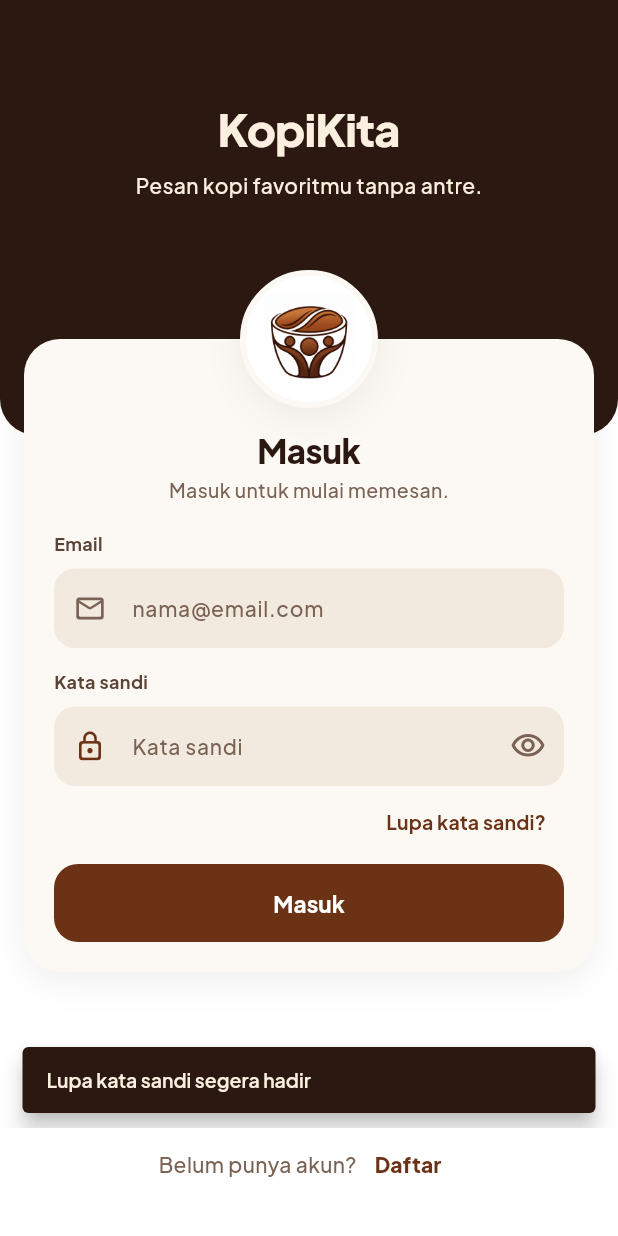
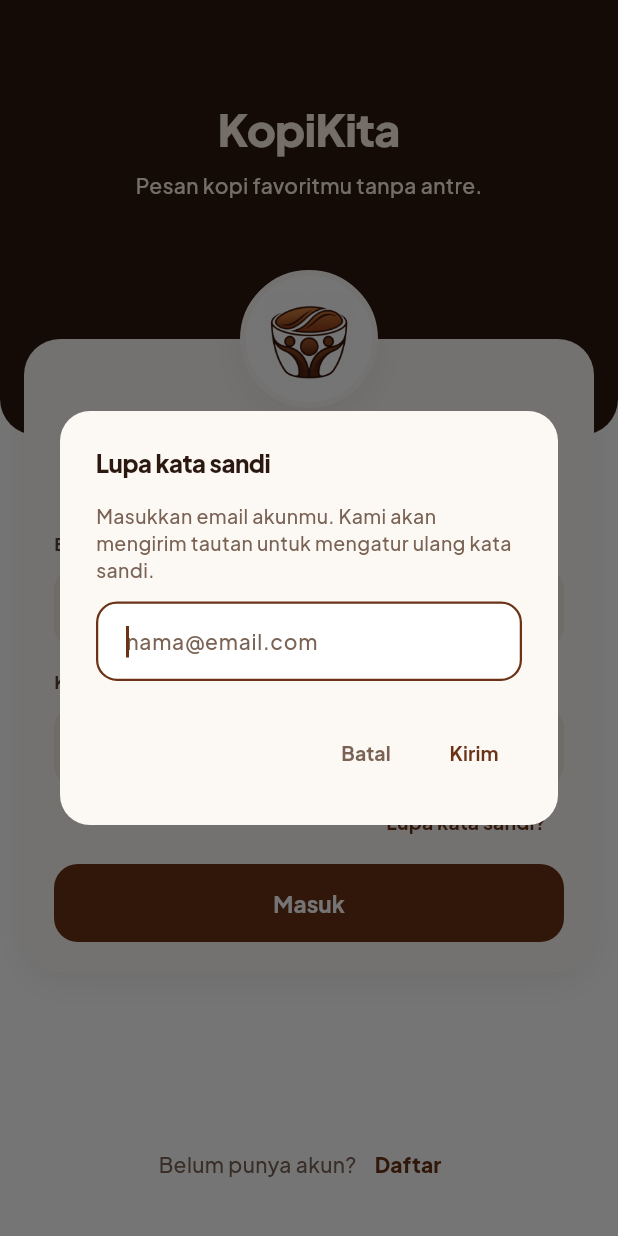
Before and after one commit to ORU25/KopiKita, a Flutter app: the screen it shows after launch, after a tap on "Lupa kata sandi?", on a phone screen of 412 x 824 dp. Run offline on Flutter 3.47's test engine with Material 3 defaults, Android fonts, the light colour scheme and no system bars; our stand-ins replace cloud_firestore, firebase_auth, firebase_core; accounts and stored records are empty.

Commit message:
Update Auth

```diff
--- a/lib/main.dart
+++ b/lib/main.dart
@@ -1,10 +1,10 @@
+import 'package:firebase_auth/firebase_auth.dart';
 import 'package:firebase_core/firebase_core.dart';
 import 'package:flutter/material.dart';
 import 'package:provider/provider.dart';
 
 import 'firebase_options.dart';
 import 'providers/cart_provider.dart';
-import 'providers/user_provider.dart';
 import 'screens/account_page.dart';
 import 'screens/home_page.dart';
 import 'screens/login_page.dart';
@@ -22,7 +22,6 @@ Future<void> main() async {
         // ChangeNotifierProvider: menyediakan instance CartProvider ke seluruh widget
         // CartProvider akan memberi tahu listener ketika data keranjang berubah
         ChangeNotifierProvider(create: (_) => CartProvider()),
-        ChangeNotifierProvider(create: (_) => UserProvider()),
       ],
       child: const MainApp(),
     ),
@@ -35,12 +34,45 @@ class MainApp extends StatelessWidget {
 
   @override
   Widget build(BuildContext context) {
-    // MaterialApp: widget utama yang menyediakan konfigurasi aplikasi Material
     return MaterialApp(
-      title: 'KopiKita', // Judul aplikasi
-      debugShowCheckedModeBanner: false, // Menyembunyikan banner debug
-      theme: buildAppTheme(), // Tema global dari lib/theme/app_theme.dart
-      home: const LoginPage(), // Alur dimulai dari Login
+      title: 'KopiKita',
+      debugShowCheckedModeBanner: false,
+      theme: buildAppTheme(),
+      home: const AuthGate(), // AuthGate: pilih Login / Beranda otomatis
+    );
+  }
+}
+
+// AuthGate: menentukan layar awal berdasarkan status login Firebase.
+// Belum login → LoginPage. Sudah login → NavigationPage (Beranda).
+// ponytail: pakai authStateChanges() langsung, tidak perlu provider baru.
+class AuthGate extends StatelessWidget {
+  const AuthGate({super.key});
+
+  @override
+  Widget build(BuildContext context) {
+    return StreamBuilder<User?>(
+      stream: FirebaseAuth.instance.authStateChanges(),
+      builder: (context, snap) {
+        // Saat pertama kali dibuka, snap.connectionState == waiting.
+        // Tampilkan splash sederhana agar tidak berkedip Login dulu.
+        if (snap.connectionState == ConnectionState.waiting) {
+          return const Scaffold(
+            body: Center(child: CircularProgressIndicator()),
+          );
+        }
+        if (snap.hasData) {
+          // Reset tab ke Beranda setiap transisi login (sekali per transisi).
+          // addPostFrameCallback: aman dipanggil dari dalam build.
+          WidgetsBinding.instance.addPostFrameCallback((_) {
+            if (NavigationPage.tab.value != NavigationPage.tabBeranda) {
+              NavigationPage.tab.value = NavigationPage.tabBeranda;
+            }
+          });
+          return const NavigationPage();
+        }
+        return const LoginPage();
+      },
     );
   }
 }
--- a/lib/providers/user_provider.dart
+++ /dev/null
@@ -1,69 +0,0 @@
-import 'package:cloud_firestore/cloud_firestore.dart';
-import 'package:firebase_auth/firebase_auth.dart';
-import 'package:flutter/foundation.dart';
-
-class UserProvider extends ChangeNotifier {
-  final FirebaseAuth _auth = FirebaseAuth.instance;
-  final FirebaseFirestore _db = FirebaseFirestore.instance;
-
-  User? _user;
-  Map<String, dynamic>? _profil;
-  bool _loading = true;
-
-  User? get user => _user;
-  Map<String, dynamic>? get profil => _profil;
-  bool get loading => _loading;
-
-  String get uid => _user?.uid ?? '';
-  String get nama => (_profil?['nama'] ?? _user?.displayName ?? '') as String;
-  String get email => (_profil?['email'] ?? _user?.email ?? '') as String;
-  String get role => (_profil?['role'] ?? 'pelanggan') as String;
-  List<String> get voucher =>
-      ((_profil?['voucher'] ?? []) as List).cast<String>();
-  List<String> get favorit =>
-      ((_profil?['favorit'] ?? []) as List).cast<String>();
-
-  bool get isAdmin => role == 'admin';
-  bool get isStaf => role == 'staf';
-  bool get isPelanggan => role == 'pelanggan';
-
-  UserProvider() {
-    // Dengarkan perubahan status login
-    _auth.authStateChanges().listen(_onAuthChanged);
-  }
-
-  Future<void> _onAuthChanged(User? u) async {
-    _user = u;
-    if (u == null) {
-      _profil = null;
-      _loading = false;
-      notifyListeners();
-      return;
-    }
-
-    _loading = true;
-    notifyListeners();
-
-    try {
-      final snap = await _db.collection('users').doc(u.uid).get();
-      _profil = snap.data();
-    } catch (e) {
-      debugPrint('Gagal memuat profil: $e');
-      _profil = null;
-    } finally {
-      _loading = false;
-      notifyListeners();
-    }
-  }
-
-  /// Dipakai setelah login/register agar profil langsung segar
-  Future<void> refresh() => _onAuthChanged(_auth.currentUser);
-
-  /// Update profil lokal + Firestore (mis. ganti nama, toggle notifikasi)
-  Future<void> updateProfil(Map<String, dynamic> data) async {
-    if (_user == null) return;
-    await _db.collection('users').doc(_user!.uid).update(data);
-    _profil = {...?_profil, ...data};
-    notifyListeners();
-  }
-}
--- a/lib/screens/login_page.dart
+++ b/lib/screens/login_page.dart
@@ -1,15 +1,14 @@
+import 'package:firebase_auth/firebase_auth.dart';
 import 'package:flutter/material.dart';
 
-import 'package:provider/provider.dart';
-import '../providers/user_provider.dart';
-import '../main.dart';
 import '../services/auth_service.dart';
 import '../theme/app_theme.dart';
 import '../widgets/common.dart';
 import 'register_page.dart';
 
 // LoginPage: layar Masuk (DESIGN.md 3.1)
-// Banner gelap di atas + card melayang berisi form email & kata sandi
+// Banner gelap di atas + card melayang berisi form email & kata sandi.
+// Setelah sukses, AuthGate (main.dart) otomatis pindah ke Beranda.
 class LoginPage extends StatefulWidget {
   const LoginPage({super.key});
 
@@ -41,11 +40,7 @@ class _LoginPageState extends State<LoginPage> {
         email: _email.text,
         password: _sandi.text,
       );
-
-      if (!mounted) return;
-      context.read<UserProvider>().refresh();
-      if (!mounted) return;
-      masukAplikasi(context);
+      // Tidak perlu navigasi manual: AuthGate mendengarkan authStateChanges.
     } catch (e) {
       if (!mounted) return;
       ScaffoldMessenger.of(context)
@@ -55,6 +50,84 @@ class _LoginPageState extends State<LoginPage> {
         );
     } finally {
       if (mounted) setState(() => _loading = false);
+    }
+  }
+
+  // _dialogLupaSandi: kirim tautan reset ke email pengguna.
+  // Pakai AlertDialog agar tidak menambah rute / ubah struktur AuthScaffold.
+  Future<void> _dialogLupaSandi(BuildContext context) async {
+    // Prefill dengan email yang sedang diketik.
+    final ctrl = TextEditingController(text: _email.text.trim());
+
+    final kirim = await showDialog<bool>(
+      context: context,
+      builder: (ctx) => AlertDialog(
+        backgroundColor: AppColors.surface,
+        shape: RoundedRectangleBorder(
+          borderRadius: BorderRadius.circular(20),
+        ),
+        title: Text('Lupa kata sandi', style: ts(16, 800, ls: -0.3)),
+        content: Column(
+          mainAxisSize: MainAxisSize.min,
+          crossAxisAlignment: CrossAxisAlignment.start,
+          children: [
+            Text(
+              'Masukkan email akunmu. Kami akan mengirim tautan '
+              'untuk mengatur ulang kata sandi.',
+              style: ts(13, 500, color: AppColors.muted, height: 1.4),
+            ),
+            const SizedBox(height: 12),
+            TextField(
+              controller: ctrl,
+              keyboardType: TextInputType.emailAddress,
+              autofocus: true,
+              style: ts(14, 500),
+              decoration: const InputDecoration(hintText: 'nama@email.com'),
+            ),
+          ],
+        ),
+        actions: [
+          TextButton(
+            onPressed: () => Navigator.pop(ctx, false),
+            child: Text('Batal',
+                style: ts(13, 700, color: AppColors.muted)),
+          ),
+          TextButton(
+            onPressed: () => Navigator.pop(ctx, true),
+            child: Text('Kirim',
+                style: ts(13, 700, color: AppColors.primary)),
+          ),
+        ],
+      ),
+    );
+
+    if (kirim != true) return;
+    final email = ctrl.text.trim();
+    if (email.isEmpty || !email.contains('@') || !email.contains('.')) {
+      if (!context.mounted) return;
+      ScaffoldMessenger.of(context)
+        ..hideCurrentSnackBar()
+        ..showSnackBar(
+          const SnackBar(content: Text('Masukkan email yang valid.')),
+        );
+      return;
+    }
+
+    try {
+      await FirebaseAuth.instance.sendPasswordResetEmail(email: email);
+      if (!context.mounted) return;
+      ScaffoldMessenger.of(context)
+        ..hideCurrentSnackBar()
+        ..showSnackBar(
+          SnackBar(content: Text('Tautan reset dikirim ke $email')),
+        );
+    } catch (e) {
+      if (!context.mounted) return;
+      ScaffoldMessenger.of(context)
+        ..hideCurrentSnackBar()
+        ..showSnackBar(
+          SnackBar(content: Text(AuthService.pesanError(e))),
+        );
     }
   }
 
@@ -137,7 +210,7 @@ class _LoginPageState extends State<LoginPage> {
               Align(
                 alignment: Alignment.centerRight,
                 child: TextButton(
-                  onPressed: () => segeraHadir(context, 'Lupa kata sandi'),
+                  onPressed: () => _dialogLupaSandi(context),
                   child: Text(
                     'Lupa kata sandi?',
                     style: ts(13, 700, color: AppColors.primary),
@@ -157,16 +230,6 @@ class _LoginPageState extends State<LoginPage> {
   }
 }
 
-// masukAplikasi: buka halaman utama (tab Beranda) dan buang riwayat Login/Daftar
-void masukAplikasi(BuildContext context) {
-  NavigationPage.tab.value = NavigationPage.tabBeranda; // Mulai dari Beranda
-  Navigator.pushAndRemoveUntil(
-    context,
-    MaterialPageRoute(builder: (_) => const NavigationPage()),
-    (_) => false,
-  );
-}
-
 // labelField: label field 12/700 textSecondary
 Widget labelField(String teks) => Padding(
       padding: const EdgeInsets.only(bottom: 8),
@@ -174,14 +237,14 @@ Widget labelField(String teks) => Padding(
     );
 
 // AuthScaffold: kerangka bersama Masuk & Daftar —
-// banner gelap, badge logo, card melayang berisi form, dan ajakan di bawah
+// banner gelap, badge logo, card melayang berisi form, dan ajakan di bawah.
 class AuthScaffold extends StatelessWidget {
-  final String judul; // "Masuk" / "Daftar"
-  final String subjudul; // Kalimat di bawah judul
-  final List<Widget> children; // Isi form di dalam card
-  final String ajakan; // Teks bawah, mis. "Belum punya akun?"
-  final String aksi; // Link bawah, mis. "Daftar"
-  final VoidCallback onAksi; // Aksi link bawah
+  final String judul;
+  final String subjudul;
+  final List<Widget> children;
+  final String ajakan;
+  final String aksi;
+  final VoidCallback onAksi;
   const AuthScaffold({
     super.key,
     required this.judul,
@@ -194,37 +257,32 @@ class AuthScaffold extends StatelessWidget {
 
   @override
   Widget build(BuildContext context) {
-    // Scaffold: kerangka halaman Masuk/Daftar
     return Scaffold(
-      // SingleChildScrollView: agar form bisa digeser saat keyboard muncul
       body: SingleChildScrollView(
-        // Stack: banner di belakang, card melayang menimpa bagian bawah banner
         child: Stack(
           children: [
-            // Container: banner atas tinggi 290, latar ink, radius bawah 24
             Container(
               height: 290,
               width: double.infinity,
               padding: const EdgeInsets.fromLTRB(24, 64, 24, 0),
               decoration: const BoxDecoration(
                 color: AppColors.ink,
-                borderRadius: BorderRadius.vertical(bottom: Radius.circular(24)),
+                borderRadius:
+                    BorderRadius.vertical(bottom: Radius.circular(24)),
               ),
-              // Column: brand + tagline rata tengah (selaras badge logo)
               child: Column(
                 children: [
                   Text('KopiKita',
-                      style: ts(30, 800, color: AppColors.cream, ls: -0.6)),
+                      style:
+                          ts(30, 800, color: AppColors.cream, ls: -0.6)),
                   const SizedBox(height: 6),
                   Text('Pesan kopi favoritmu tanpa antre.',
                       style: ts(14, 500, color: AppColors.cream)),
                 ],
               ),
             ),
-            // Padding: posisi card melayang (top 226, inset 16)
             Padding(
               padding: const EdgeInsets.fromLTRB(16, 226, 16, 24),
-              // Container: card radius 24, padding atas 58 (ruang setengah badge logo)
               child: Container(
                 padding: const EdgeInsets.fromLTRB(20, 58, 20, 20),
                 decoration: BoxDecoration(
@@ -235,7 +293,6 @@ class AuthScaffold extends StatelessWidget {
                 child: Column(
                   crossAxisAlignment: CrossAxisAlignment.start,
                   children: [
-                    // Judul + subjudul rata tengah (di bawah badge logo)
                     Center(child: Text(judul, style: ts(22, 800, ls: -0.3))),
                     const SizedBox(height: 2),
                     Center(
@@ -248,8 +305,6 @@ class AuthScaffold extends StatelessWidget {
                 ),
               ),
             ),
-            // Badge logo 92 di tengah tepi atas card (top 226 − 46):
-            // setengah di banner gelap, setengah di card
             Positioned(
               top: 180,
               left: 0,
@@ -260,7 +315,7 @@ class AuthScaffold extends StatelessWidget {
                   height: 92,
                   padding: const EdgeInsets.all(12),
                   decoration: BoxDecoration(
-                    color: AppColors.bg, // Putih, sama dengan latar logo
+                    color: AppColors.bg,
                     shape: BoxShape.circle,
                     border: Border.all(color: AppColors.surface, width: 4),
                     boxShadow: AppShadows.float,
@@ -275,7 +330,6 @@ class AuthScaffold extends StatelessWidget {
           ],
         ),
       ),
-      // bottomNavigationBar: ajakan + link (bottom 36, tengah)
       bottomNavigationBar: SafeArea(
         child: Padding(
           padding: const EdgeInsets.only(bottom: 24),
@@ -283,10 +337,10 @@ class AuthScaffold extends StatelessWidget {
             mainAxisAlignment: MainAxisAlignment.center,
             children: [
               Text(ajakan, style: ts(14, 500, color: AppColors.muted)),
-              // TextButton: link (hit area tetap ≥ 44)
               TextButton(
                 onPressed: onAksi,
-                child: Text(aksi, style: ts(14, 800, color: AppColors.primary)),
+                child:
+                    Text(aksi, style: ts(14, 800, color: AppColors.primary)),
               ),
             ],
           ),
--- a/lib/services/auth_service.dart
+++ b/lib/services/auth_service.dart
@@ -1,6 +1,5 @@
 import 'package:cloud_firestore/cloud_firestore.dart';
 import 'package:firebase_auth/firebase_auth.dart';
-import 'package:firebase_core/firebase_core.dart';
 
 class AuthService {
   static final FirebaseAuth _auth = FirebaseAuth.instance;
```
Also changed, not shown: lib/screens/account_page.dart (+125 -46 lines), lib/screens/home_page.dart (+2 -5 lines), lib/screens/notification_page.dart (added, +84 -0 lines), lib/screens/register_page.dart (+4 -8 lines), lib/services/user_repo.dart (added, +60 -0 lines), 2 other files.
